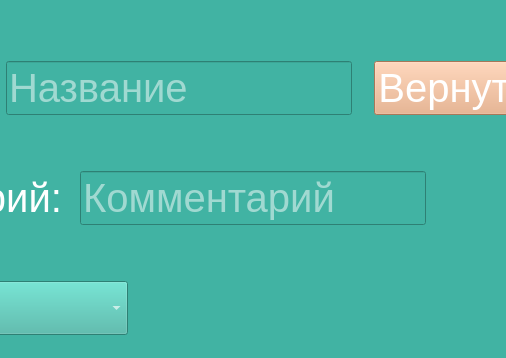
Qt form qt_files/AddAccount.ui (Ha4trueKa4/Qt_Project_VirtualWallet) before a commit; both pictures show x 212 to 718 and y 0 to 358 of the 800 by 600 pixel window.
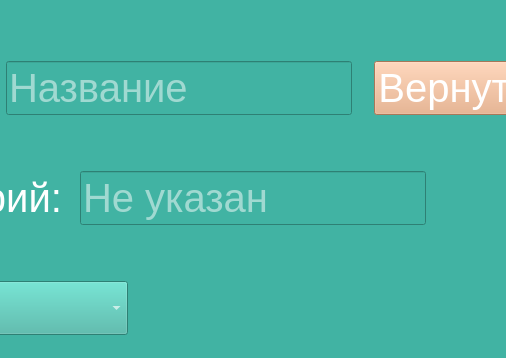
The same form after that commit.

```diff
--- a/qt_files/AddAccount.ui
+++ b/qt_files/AddAccount.ui
@@ -145,7 +145,7 @@
           <number>35</number>
          </property>
          <property name="placeholderText">
-          <string>Комментарий</string>
+          <string>Не указан</string>
          </property>
         </widget>
        </item>
```
Left out of the diff: 2 changed lines with no effect on the pictures.
